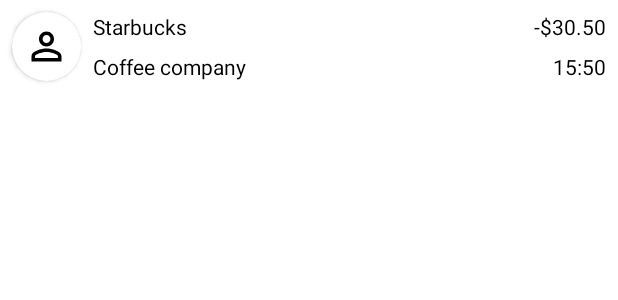
After one commit to Userstree/JusanWallet, an Android app: the layout item_transaction.xml on its own in the app's theme, with its tools: preview values and no code run, on a phone screen of 412 x 824 dp. The commit adds this screen. Shown: the top 300 px of the screen. Run offline under Robolectric (Android 15) with nearby library versions, the phone set to English and light mode, and no system bars.

Commit message:
change fragment_home.xml slightly and add layout for transactions

```diff
--- a/app/build.gradle
+++ b/app/build.gradle
@@ -57,4 +57,7 @@
     //Navigation
     implementation "androidx.navigation:navigation-fragment-ktx:$nav_version"
     implementation "androidx.navigation:navigation-ui-ktx:$nav_version"
+
+    //RecyclerView
+    implementation "androidx.recyclerview:recyclerview:1.2.1"
 }
--- /dev/null
+++ b/app/src/main/java/com/jwallet/jwallet/domain/models/SpendingCategory.kt
@@ -0,0 +1,6 @@
+package com.jwallet.jwallet.domain.models
+
+data class SpendingCategory(
+    val name: String,
+    val image: Int
+)
--- /dev/null
+++ b/app/src/main/res/drawable/ic_baseline_arrow_forward_24.xml
@@ -0,0 +1,5 @@
+<vector android:autoMirrored="true" android:height="24dp"
+    android:tint="#000000" android:viewportHeight="24"
+    android:viewportWidth="24" android:width="24dp" xmlns:android="http://schemas.android.com/apk/res/android">
+    <path android:fillColor="@android:color/white" android:pathData="M12,4l-1.41,1.41L16.17,11H4v2h12.17l-5.58,5.59L12,20l8,-8z"/>
+</vector>
--- /dev/null
+++ b/app/src/main/res/drawable/ic_baseline_perm_identity_24.xml
@@ -0,0 +1,5 @@
+<vector android:height="24dp" android:tint="#000000"
+    android:viewportHeight="24" android:viewportWidth="24"
+    android:width="24dp" xmlns:android="http://schemas.android.com/apk/res/android">
+    <path android:fillColor="@android:color/white" android:pathData="M12,5.9c1.16,0 2.1,0.94 2.1,2.1s-0.94,2.1 -2.1,2.1S9.9,9.16 9.9,8s0.94,-2.1 2.1,-2.1m0,9c2.97,0 6.1,1.46 6.1,2.1v1.1L5.9,18.1L5.9,17c0,-0.64 3.13,-2.1 6.1,-2.1M12,4C9.79,4 8,5.79 8,8s1.79,4 4,4 4,-1.79 4,-4 -1.79,-4 -4,-4zM12,13c-2.67,0 -8,1.34 -8,4v3h16v-3c0,-2.66 -5.33,-4 -8,-4z"/>
+</vector>
--- /dev/null
+++ b/app/src/main/res/drawable/shape_bottom_nav_main.xml
@@ -0,0 +1,4 @@
+<?xml version="1.0" encoding="utf-8"?>
+<shape xmlns:android="http://schemas.android.com/apk/res/android">
+
+</shape>
--- /dev/null
+++ b/app/src/main/res/layout/item_transaction.xml
@@ -0,0 +1,64 @@
+<?xml version="1.0" encoding="utf-8"?>
+<androidx.constraintlayout.widget.ConstraintLayout xmlns:android="http://schemas.android.com/apk/res/android"
+    xmlns:app="http://schemas.android.com/apk/res-auto"
+    xmlns:tools="http://schemas.android.com/tools"
+    android:layout_width="match_parent"
+    android:layout_height="wrap_content">
+
+    <androidx.cardview.widget.CardView
+        android:id="@+id/cardView2"
+        android:layout_width="wrap_content"
+        android:layout_height="wrap_content"
+        android:layout_margin="8dp"
+        app:cardCornerRadius="50dp"
+        app:layout_constraintBottom_toBottomOf="parent"
+        app:layout_constraintStart_toStartOf="parent"
+        app:layout_constraintTop_toTopOf="parent">
+
+        <ImageView
+            android:id="@+id/iv_avatar"
+            android:layout_width="30dp"
+            android:layout_height="30dp"
+            android:layout_margin="8dp"
+            android:scaleType="fitCenter"
+            android:src="@drawable/ic_baseline_perm_identity_24"
+            app:layout_constraintBottom_toBottomOf="parent"
+            app:layout_constraintStart_toStartOf="parent" />
+    </androidx.cardview.widget.CardView>
+
+    <TextView
+        android:id="@+id/tv_transaction_title"
+        android:layout_width="wrap_content"
+        android:layout_height="wrap_content"
+        android:layout_marginStart="8dp"
+        android:text="Starbucks"
+        app:layout_constraintStart_toEndOf="@+id/cardView2"
+        app:layout_constraintTop_toTopOf="@+id/cardView2" />
+
+    <TextView
+        android:id="@+id/tv_transaction_message"
+        android:layout_width="wrap_content"
+        android:layout_height="wrap_content"
+        android:layout_marginStart="8dp"
+        android:text="Coffee company"
+        app:layout_constraintBottom_toBottomOf="@+id/cardView2"
+        app:layout_constraintStart_toEndOf="@+id/cardView2" />
+
+    <TextView
+        android:id="@+id/tv_transaction_price"
+        android:layout_width="wrap_content"
+        android:layout_height="wrap_content"
+        android:layout_marginEnd="8dp"
+        android:text="-$30.50"
+        app:layout_constraintEnd_toEndOf="parent"
+        app:layout_constraintTop_toTopOf="@+id/cardView2" />
+
+    <TextView
+        android:id="@+id/tv_transaction_date"
+        android:layout_width="wrap_content"
+        android:layout_height="wrap_content"
+        android:layout_marginEnd="8dp"
+        android:text="15:50"
+        app:layout_constraintBottom_toBottomOf="@+id/cardView2"
+        app:layout_constraintEnd_toEndOf="parent" />
+</androidx.constraintlayout.widget.ConstraintLayout>
--- a/app/src/main/res/values/strings.xml
+++ b/app/src/main/res/values/strings.xml
@@ -6,4 +6,6 @@
     <string name="subscription">Subscription</string>
     <string name="history">History</string>
     <string name="categories">Categories</string>
+    <string name="category_image">category image</string>
+    <string name="category">Category</string>
 </resources>
```
Also changed, not shown: app/src/main/java/com/jwallet/jwallet/presentation/home/CategoryAdapter.kt (added, +17 -0 lines), app/src/main/java/com/jwallet/jwallet/presentation/home/CategoryDiffUtilItemCallback.kt (added, +12 -0 lines), app/src/main/java/com/jwallet/jwallet/presentation/home/CategoryViewHolder.kt (added, +22 -0 lines), app/src/main/java/com/jwallet/jwallet/presentation/home/HomeFragment.kt (+12 -0 lines), app/src/main/java/com/jwallet/jwallet/presentation/home/HomeViewModel.kt (added, +13 -0 lines), app/src/main/res/layout/activity_main.xml (+17 -6 lines), app/src/main/res/layout/fragment_home.xml (+77 -33 lines), app/src/main/res/layout/item_category.xml (added, +28 -0 lines).
